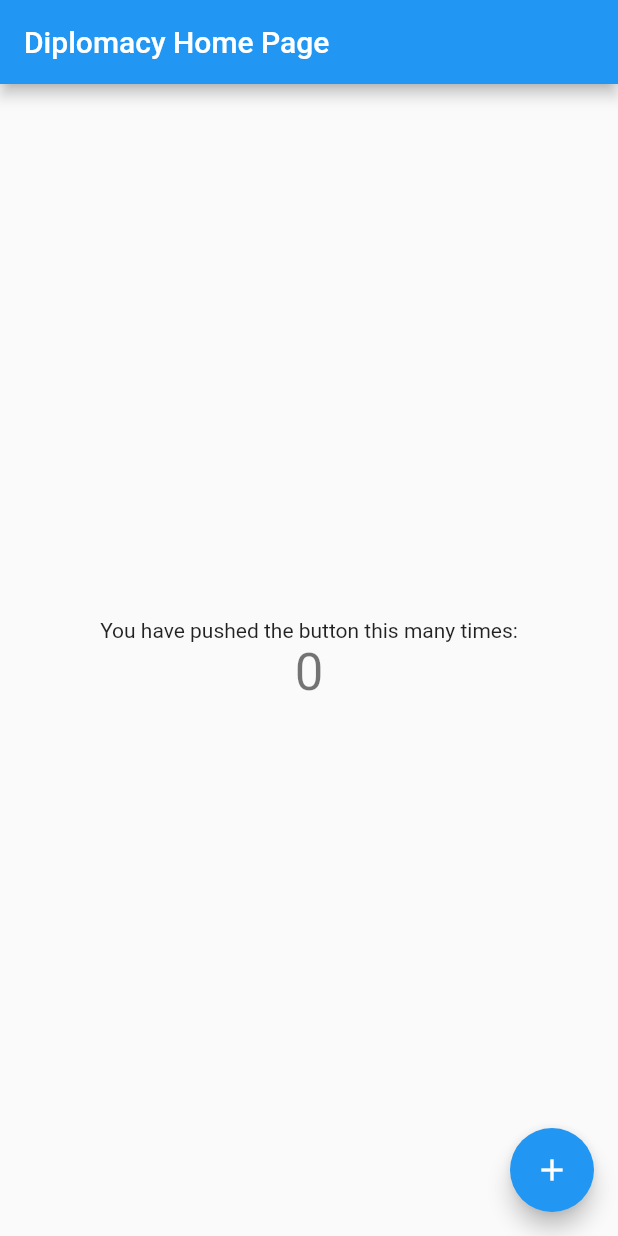
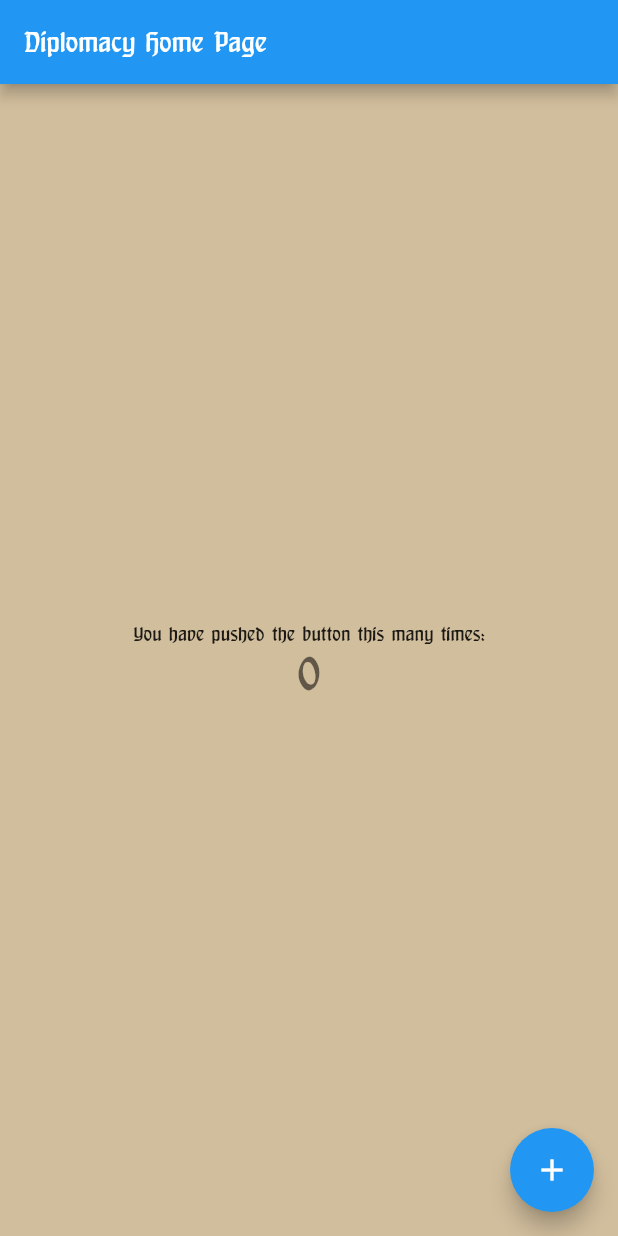
Before and after one commit to CPTR450-Diplomacy/frontend, a Flutter app: the screen it shows after launch, on a phone screen of 412 x 824 dp. Run offline on Flutter 3.47's test engine with Material 2 defaults, Android fonts, the phone set to English and light mode, and no system bars.

Commit message:
testing theme

```diff
--- a/lib/main.dart
+++ b/lib/main.dart
@@ -1,4 +1,5 @@
 import 'package:flutter/material.dart';
+import 'theme.dart';
 
 void main() {
   runApp(const MyApp());
@@ -12,18 +13,7 @@ class MyApp extends StatelessWidget {
   Widget build(BuildContext context) {
     return MaterialApp(
       title: 'Diplomacy',
-      theme: ThemeData(
-        // This is the theme of your application.
-        //
-        // Try running your application with "flutter run". You'll see the
-        // application has a blue toolbar. Then, without quitting the app, try
-        // changing the primarySwatch below to Colors.green and then invoke
-        // "hot reload" (press "r" in the console where you ran "flutter run",
-        // or simply save your changes to "hot reload" in a Flutter IDE).
-        // Notice that the counter didn't reset back to zero; the application
-        // is not restarted.
-        primarySwatch: Colors.blue,
-      ),
+      theme: CustomTheme.defaultTheme,
       home: const MyHomePage(title: 'Diplomacy Home Page'),
     );
   }
--- /dev/null
+++ b/lib/theme.dart
@@ -0,0 +1,18 @@
+import 'package:flutter/material.dart';
+
+class CustomTheme {
+  static ThemeData get defaultTheme {
+    return ThemeData(
+        primaryColor: const Color(0xFFB9A37E),
+        scaffoldBackgroundColor: const Color(0xFFD1BE9D),
+        fontFamily: 'Behrensschrift',
+        buttonTheme: ButtonThemeData(
+          shape:
+              RoundedRectangleBorder(borderRadius: BorderRadius.circular(18.0)),
+          buttonColor: const Color(0xFF3B727C),
+        ),
+        bannerTheme: const MaterialBannerThemeData(
+          backgroundColor: Color(0xFF3B727C),
+        ));
+  }
+}
```
Also changed, not shown: pubspec.yaml (+12 -12 lines), assets/Akzidenz-grotesk-black.ttf (added), assets/Akzidenz-grotesk-bold.ttf (added), assets/Akzidenz-grotesk-light.ttf (added), assets/Akzidenz-grotesk-roman.ttf (added), assets/Behrensschrift.ttf (added), pubspec.lock.
